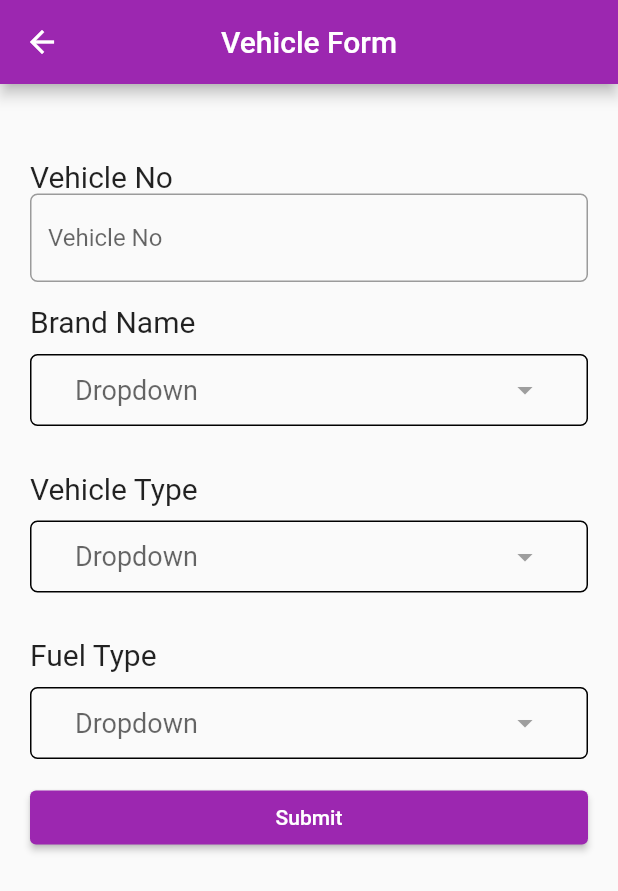
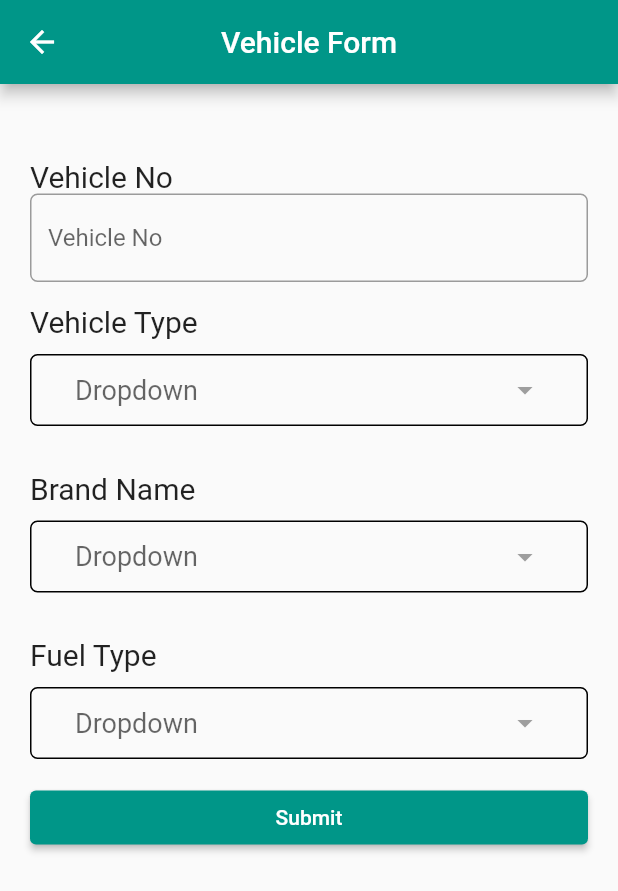
Before and after one commit to anshadp/vehicles, a Flutter app: the screen it shows after launch, after a tap on "Add A Vehicle", on a phone screen of 412 x 824 dp. Shown: the top 891 px of the screen. Run offline on Flutter 3.47's test engine with Material 2 defaults, Android fonts, the phone set to English and light mode, and no system bars; our stand-ins replace bloc, cloud_firestore, firebase_core, flutter_bloc; accounts and stored records are empty.

Commit message:
final commit

```diff
--- a/lib/add_vehicles/bloc/vehicle_bloc.dart
+++ b/lib/add_vehicles/bloc/vehicle_bloc.dart
@@ -11,7 +11,6 @@ part 'vehicle_state.dart';
 class VehicleBloc extends Bloc<VehicleEvent, VehicleState> {
   VehicleBloc({required this.firebaseRepository}) : super(VehicleInitial()) {
     on<AddVehicleData>(_addVehicleDetails);
-    on<FetchVehicleData>(_fetchVehicleDetails);
     on<DeleteVehicleData>(_deleteVehicleDetails);
   }
 
@@ -23,12 +22,6 @@ class VehicleBloc extends Bloc<VehicleEvent, VehicleState> {
     emit(VehicleAddedSuccess());
   }
 
-  FutureOr<void> _fetchVehicleDetails(
-      FetchVehicleData event, Emitter<VehicleState> emit) async {
-    var data = await firebaseRepository.fetchVehicles(event);
-    emit(FetchVehicleDataSuccess(vehicleDetails: data));
-  }
-
   FutureOr<void> _deleteVehicleDetails(
       DeleteVehicleData event, Emitter<VehicleState> emit) {
     firebaseRepository.deleteVehicle(event);
--- a/lib/add_vehicles/bloc/vehicle_event.dart
+++ b/lib/add_vehicles/bloc/vehicle_event.dart
@@ -7,12 +7,6 @@ class AddVehicleData extends VehicleEvent {
   VehicleModel vehicleData;
 }
 
-class FetchVehicleData extends VehicleEvent {
-  FetchVehicleData({required this.vehicleType});
-
-  String vehicleType;
-}
-
 class DeleteVehicleData extends VehicleEvent {
   DeleteVehicleData({required this.vehicleNo});
 
--- a/lib/add_vehicles/bloc/vehicle_state.dart
+++ b/lib/add_vehicles/bloc/vehicle_state.dart
@@ -8,12 +8,4 @@ class VehicleAddedSuccess extends VehicleState {}
 
 class VehicleAddedFailed extends VehicleState {}
 
-class FetchVehicleDataSuccess extends VehicleState {
-  FetchVehicleDataSuccess({required this.vehicleDetails});
-
-  List<DocumentSnapshot> vehicleDetails;
-}
-
-class FetchVehicleDataFailed extends VehicleState {}
-
 class VehicleDeletedSuccessfully extends VehicleState {}
--- a/lib/add_vehicles/data/repository/firebase_repository.dart
+++ b/lib/add_vehicles/data/repository/firebase_repository.dart
@@ -9,15 +9,6 @@ class FirebaseRepository {
     await vehiclesRef.doc(event.vehicleNo).set(event.toJson());
   }
 
-  Future<List<DocumentSnapshot>> fetchVehicles(FetchVehicleData event) async {
-    QuerySnapshot repliesQuery = await vehiclesRef
-        .where('vehicleType', isEqualTo: event.vehicleType)
-        .get();
-
-    List<DocumentSnapshot> replyDocs = repliesQuery.docs;
-    return replyDocs;
-  }
-
   void deleteVehicle(DeleteVehicleData event) async {
     await vehiclesRef.doc(event.vehicleNo).delete();
   }
--- a/lib/add_vehicles/view/add_vehicle.dart
+++ b/lib/add_vehicles/view/add_vehicle.dart
@@ -12,7 +12,24 @@ class AddVehicle extends StatefulWidget {
 class _AddVehicleState extends State<AddVehicle> {
   final TextEditingController _vehicleNo = TextEditingController();
 
-  List<String> vehicleBrands = ['BMW', 'Benz'];
+  List<String> vehicleBrandCars = [
+    'BMW',
+    'Benz',
+    'WolksWagon',
+    'Audi',
+    'RangeRover',
+    'LandRover',
+    'Supra'
+  ];
+  List<String> vehicleBrandBikes = [
+    'BMW',
+    'RE',
+    'Yamaha',
+    'Bajaj',
+    'Java',
+    'Honda'
+  ];
+
   List<String> vehicleTypes = ['Bike', 'Car'];
   List<String> fuelTypes = ['Petrol', 'Diesel'];
 
@@ -71,22 +88,24 @@ class _AddVehicleState extends State<AddVehicle> {
                     ),
                   ),
                   CDrop(
-                    items: vehicleBrands,
-                    title: 'Brand Name',
-                    value: selectedVehicleBrand,
-                    onChanged: (a) {
-                      setState(() {
-                        selectedVehicleBrand = a;
-                      });
-                    },
-                  ),
-                  CDrop(
                     items: vehicleTypes,
                     title: 'Vehicle Type',
                     value: selectedVehicleType,
                     onChanged: (a) {
                       setState(() {
                         selectedVehicleType = a;
+                      });
+                    },
+                  ),
+                  CDrop(
+                    items: (selectedVehicleType == 'Car')
+                        ? vehicleBrandCars
+                        : vehicleBrandBikes,
+                    title: 'Brand Name',
+                    value: selectedVehicleBrand,
+                    onChanged: (a) {
+                      setState(() {
+                        selectedVehicleBrand = a;
                       });
                     },
                   ),
--- a/lib/home/home.dart
+++ b/lib/home/home.dart
@@ -1,2 +1,3 @@
 export 'view/home_screen.dart';
 export 'view/display_vehicles.dart';
+export 'view/widgets/vehicle card.dart';
--- a/lib/home/view/display_vehicles.dart
+++ b/lib/home/view/display_vehicles.dart
@@ -1,42 +1,50 @@
 import 'package:cloud_firestore/cloud_firestore.dart';
 import 'package:flutter/material.dart';
-import 'package:flutter_bloc/flutter_bloc.dart';
 import 'package:vechicles/add_vehicles/add_vehicle.dart';
 import 'package:vechicles/home/view/widgets/vehicle%20card.dart';
 
 class DisplayVehicles extends StatelessWidget {
   DisplayVehicles({Key? key, required this.vehicleType}) : super(key: key);
 
-  String vehicleType;
+  final String vehicleType;
 
-  // CollectionReference vehiclesRef =
-  //     FirebaseFirestore.instance.collection('vehicles_collection');
+  final CollectionReference vehiclesReference =
+      FirebaseFirestore.instance.collection('vehicles_collection');
 
   @override
   Widget build(BuildContext context) {
-    return BlocProvider(
-      create: (context) => VehicleBloc(firebaseRepository: FirebaseRepository())
-        ..add(FetchVehicleData(vehicleType: vehicleType)),
-      child: Scaffold(
-        body: BlocBuilder<VehicleBloc, VehicleState>(
-          builder: (context, state) {
-            if (state is FetchVehicleDataSuccess) {
-              if (state.vehicleDetails.isEmpty) {
+    return Scaffold(
+      body: StreamBuilder(
+        stream: vehiclesReference
+            .where('vehicleType', isEqualTo: vehicleType)
+            .snapshots(),
+        builder: (BuildContext context, AsyncSnapshot<QuerySnapshot> snapshot) {
+          if (snapshot.hasData) {
+            List vehicleList = snapshot.data!.docs;
+
+            List<VehicleModel> vehiclesObjList = [];
+
+            for (int i = 0; i < vehicleList.length; i++) {
+              VehicleModel vehicleObj =
+                  VehicleModel.fromJson(vehicleList[i].data());
+              vehiclesObjList.add(vehicleObj);
+            }
+
+            if (vehiclesObjList.isEmpty) {
               return emptyCard();
             } else {
               return ListView.builder(
-                  itemCount: state.vehicleDetails.length,
-                  itemBuilder: (context, index) {
-                    return VehicleCard(
-                      vehicleData: state.vehicleDetails[index],
-                    );
+                itemCount: vehiclesObjList.length,
+                itemBuilder: (BuildContext context, int index) {
+                  return VehicleCard(vehicleData: vehiclesObjList[index]);
                 },
               );
             }
           }
-            return Container();
+          return const Center(
+            child: CircularProgressIndicator(),
+          );
         },
-        ),
       ),
     );
   }
--- a/lib/home/view/home_screen.dart
+++ b/lib/home/view/home_screen.dart
@@ -5,7 +5,9 @@ import 'package:vechicles/add_vehicles/view/add_vehicle.dart';
 import 'package:vechicles/home/home.dart';
 
 class HomeScreen extends StatelessWidget {
-  const HomeScreen({Key? key}) : super(key: key);
+  HomeScreen({Key? key}) : super(key: key);
+
+  final TextStyle tabBarStyle = TextStyle(fontSize: 20);
 
   @override
   Widget build(BuildContext context) {
@@ -15,10 +17,16 @@ class HomeScreen extends StatelessWidget {
         appBar: AppBar(
           centerTitle: true,
           title: const Text('Vehicle Details'),
-          bottom: const TabBar(
+          bottom: TabBar(
             tabs: [
-              Text('Bike'),
-              Text('Car'),
+              Text(
+                'Bike',
+                style: tabBarStyle,
+              ),
+              Text(
+                'Car',
+                style: tabBarStyle,
+              ),
             ],
           ),
         ),
@@ -41,9 +49,9 @@ class HomeScreen extends StatelessWidget {
             builder: (context) => AddVehicle(),
           )),
       child: Container(
-        color: Colors.black,
-        padding: const EdgeInsets.all(20),
-        margin: const EdgeInsets.all(20),
+        color: Colors.teal,
+        padding: const EdgeInsets.all(15),
+        margin: const EdgeInsets.all(10),
         child: Row(
           mainAxisAlignment: MainAxisAlignment.center,
           children: const [
@@ -52,12 +60,12 @@ class HomeScreen extends StatelessWidget {
               style: TextStyle(
                 fontSize: 20,
                 fontWeight: FontWeight.bold,
-                color: Colors.amber,
+                color: Colors.white,
               ),
             ),
             Icon(
               Icons.add,
-              color: Colors.amber,
+              color: Colors.white,
               size: 28,
             ),
           ],
--- a/lib/main.dart
+++ b/lib/main.dart
@@ -1,5 +1,7 @@
 import 'package:firebase_core/firebase_core.dart';
 import 'package:flutter/material.dart';
+import 'package:flutter_bloc/flutter_bloc.dart';
+import 'package:vechicles/add_vehicles/add_vehicle.dart';
 import 'package:vechicles/home/view/home_screen.dart';
 
 void main() async {
@@ -17,9 +19,13 @@ class MyApp extends StatelessWidget {
     return MaterialApp(
       title: 'Flutter Demo',
       theme: ThemeData(
-        primarySwatch: Colors.purple,
+        primarySwatch: Colors.teal,
       ),
-      home: HomeScreen(),
+      home: BlocProvider(
+        create: (context) =>
+            VehicleBloc(firebaseRepository: FirebaseRepository()),
+        child: HomeScreen(),
+      ),
     );
   }
 }
```
Also changed, not shown: lib/home/view/widgets/vehicle card.dart (+26 -20 lines). Lines whose indentation alone changed are shown as unchanged.
